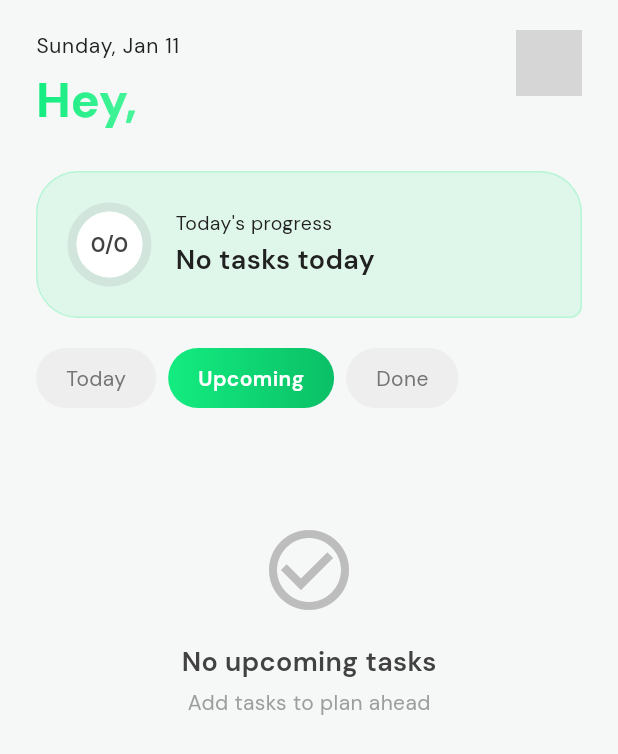
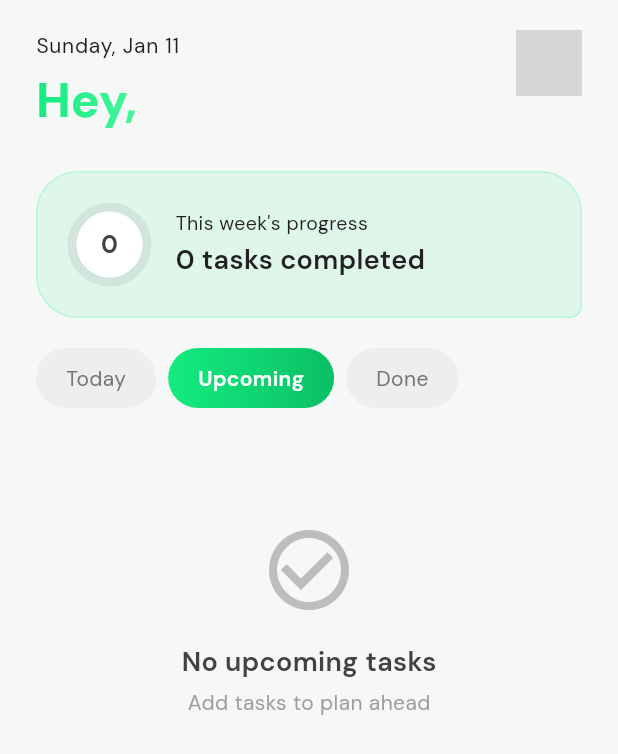
Before and after one commit to bencircadian/Divvy, a Flutter app: the HomeScreen screen opened directly, after a tap on "Upcoming", on a phone screen of 412 x 824 dp. Shown: the top 754 px of the screen. Run offline on Flutter 3.47's test engine with Material 3 defaults, Android fonts, the phone set to English and light mode, and no system bars; our stand-ins replace app_links, connectivity_plus, flutter_svg, go_router, google_fonts, google_sign_in and 4 more; accounts and stored records are empty; network calls fail; grey boxes are pictures that could not be loaded.

Commit message:
Fix task loading and add weekly progress stats
- Fix tasks not loading due to RLS blocking profile joins
- Remove profile joins from task query (RLS on profiles table was blocking)
- Fix task loading timing - load when household becomes available
- Update progress blob to show weekly stats instead of daily
- Add per-person task completion breakdown
- Load dashboard data alongside tasks for weekly counts

Co-Authored-By: Claude Opus 4.5 <noreply@anthropic.com>

```diff
--- a/lib/providers/task_provider.dart
+++ b/lib/providers/task_provider.dart
@@ -165,12 +165,7 @@ class TaskProvider extends ChangeNotifier {
     try {
       final response = await SupabaseService.client
           .from('tasks')
-          .select('''
-            *,
-            assigned_profile:profiles!assigned_to(display_name),
-            created_profile:profiles!created_by(display_name),
-            completed_profile:profiles!completed_by(display_name)
-          ''')
+          .select('*')
           .eq('household_id', householdId)
           .order('due_date', ascending: true, nullsFirst: false)
           .order('created_at', ascending: false);
@@ -192,9 +187,9 @@ class TaskProvider extends ChangeNotifier {
       final cachedTasks = CacheService.getCachedTasks();
       if (cachedTasks.isNotEmpty) {
         _tasks = cachedTasks;
-        _errorMessage = null;
+        _errorMessage = 'Using cached data: $e';
       } else {
-        _errorMessage = 'Failed to load tasks';
+        _errorMessage = 'Failed to load tasks: $e';
       }
       _isLoading = false;
       notifyListeners();
--- a/lib/screens/home/home_screen.dart
+++ b/lib/screens/home/home_screen.dart
@@ -8,6 +8,7 @@ import 'package:provider/provider.dart';
 import '../../config/app_theme.dart';
 import '../../models/task.dart';
 import '../../providers/auth_provider.dart';
+import '../../providers/dashboard_provider.dart';
 import '../../providers/household_provider.dart';
 import '../../providers/notification_provider.dart';
 import '../../providers/task_provider.dart';
@@ -24,6 +25,7 @@ class HomeScreen extends StatefulWidget {
 class _HomeScreenState extends State<HomeScreen> with TickerProviderStateMixin {
   String _activeTab = 'today';
   late AnimationController _blobController;
+  String? _lastLoadedHouseholdId;
 
   @override
   void initState() {
@@ -34,7 +36,6 @@ class _HomeScreenState extends State<HomeScreen> with TickerProviderStateMixin {
     )..repeat();
 
     WidgetsBinding.instance.addPostFrameCallback((_) {
-      _loadTasks();
       context.read<NotificationProvider>().loadNotifications();
     });
   }
@@ -45,17 +46,15 @@ class _HomeScreenState extends State<HomeScreen> with TickerProviderStateMixin {
     super.dispose();
   }
 
-  void _loadTasks() {
-    final householdId = context.read<HouseholdProvider>().currentHousehold?.id;
-    if (householdId != null) {
-      context.read<TaskProvider>().loadTasks(householdId);
-    }
-  }
-
   List<Task> _getFilteredTasks(TaskProvider taskProvider) {
     switch (_activeTab) {
       case 'today':
-        return taskProvider.tasksDueToday.where((t) => !t.isCompleted).toList();
+        // Include tasks due today AND tasks without due dates (anytime tasks)
+        final todayTasks = taskProvider.incompleteTodayTasks;
+        final anytimeTasks = taskProvider.pendingTasks
+            .where((t) => t.dueDate == null)
+            .toList();
+        return [...todayTasks, ...anytimeTasks];
       case 'upcoming':
         return taskProvider.upcomingUniqueTasks;
       case 'done':
@@ -71,17 +70,29 @@ class _HomeScreenState extends State<HomeScreen> with TickerProviderStateMixin {
     final householdProvider = context.watch<HouseholdProvider>();
     final taskProvider = context.watch<TaskProvider>();
     final authProvider = context.watch<AuthProvider>();
+    final dashboardProvider = context.watch<DashboardProvider>();
     final household = householdProvider.currentHousehold;
 
     if (household == null) {
       return const Center(child: CircularProgressIndicator());
     }
 
+    // Load tasks and dashboard data when household becomes available or changes
+    if (_lastLoadedHouseholdId != household.id) {
+      _lastLoadedHouseholdId = household.id;
+      WidgetsBinding.instance.addPostFrameCallback((_) {
+        taskProvider.loadTasks(household.id);
+        dashboardProvider.loadDashboardData(household.id);
+      });
+    }
+
     final filteredTasks = _getFilteredTasks(taskProvider);
     final pendingCount = taskProvider.pendingTasks.length;
     final completedCount = taskProvider.completedTasks.length;
-    final totalTodayTasks = taskProvider.tasksDueToday.length;
-    final completedTodayTasks = taskProvider.tasksDueToday.where((t) => t.isCompleted).length;
+
+    // Weekly completed tasks count
+    final weeklyCompletedTotal = dashboardProvider.taskCounts.values.fold(0, (a, b) => a + b);
+    final weeklyGoal = 20; // Could make this configurable
 
     return Scaffold(
       backgroundColor: isDark ? AppColors.backgroundDark : null,
@@ -110,7 +121,10 @@ class _HomeScreenState extends State<HomeScreen> with TickerProviderStateMixin {
           RefreshIndicator(
             onRefresh: () async {
               await householdProvider.loadUserHousehold();
-              _loadTasks();
+              if (household != null) {
+                await taskProvider.loadTasks(household.id);
+                await dashboardProvider.loadDashboardData(household.id);
+              }
             },
             child: ListView(
               padding: EdgeInsets.zero,
@@ -118,12 +132,14 @@ class _HomeScreenState extends State<HomeScreen> with TickerProviderStateMixin {
                 // Header
                 _buildHeader(context, authProvider, isDark),
 
-                // Progress blob
+                // Progress blob with weekly stats
                 _buildProgressBlob(
                   context,
-                  completedTodayTasks,
-                  totalTodayTasks,
+                  weeklyCompletedTotal,
+                  weeklyGoal,
                   isDark,
+                  dashboardProvider,
+                  householdProvider.members,
                 ),
 
                 // Tab pills
@@ -281,22 +297,12 @@ class _HomeScreenState extends State<HomeScreen> with TickerProviderStateMixin {
   Widget _buildProgressBlob(
     BuildContext context,
     int completed,
-    int total,
+    int goal,
     bool isDark,
+    DashboardProvider dashboardProvider,
+    List members,
   ) {
-    final progress = total > 0 ? completed / total : 0.0;
-    final progressDegrees = progress * 360;
-
-    String message;
-    if (total == 0) {
-      message = 'No tasks today';
-    } else if (progress == 1) {
-      message = 'All done!';
-    } else if (progress >= 0.5) {
-      message = 'Keep it up!';
-    } else {
-      message = "Let's get started";
-    }
+    final progress = goal > 0 ? (completed / goal).clamp(0.0, 1.0) : 0.0;
 
     return Padding(
       padding: const EdgeInsets.fromLTRB(24, 24, 24, 0),
@@ -318,7 +324,10 @@ class _HomeScreenState extends State<HomeScreen> with TickerProviderStateMixin {
                 : AppColors.primary.withValues(alpha: 0.2),
           ),
         ),
-        child: Row(
+        child: Column(
+          crossAxisAlignment: CrossAxisAlignment.start,
+          children: [
+            Row(
               children: [
                 // Circular progress
                 SizedBox(
@@ -342,10 +351,10 @@ class _HomeScreenState extends State<HomeScreen> with TickerProviderStateMixin {
                         ),
                         child: Center(
                           child: Text(
-                        '$completed/$total',
+                            '$completed',
                             style: TextStyle(
-                          fontSize: 14,
-                          fontWeight: FontWeight.w600,
+                              fontSize: 16,
+                              fontWeight: FontWeight.bold,
                               color: isDark ? AppColors.textPrimary : Colors.grey[800],
                             ),
                           ),
@@ -355,11 +364,12 @@ class _HomeScreenState extends State<HomeScreen> with TickerProviderStateMixin {
                   ),
                 ),
                 const SizedBox(width: 16),
-            Column(
+                Expanded(
+                  child: Column(
                     crossAxisAlignment: CrossAxisAlignment.start,
                     children: [
                       Text(
-                  "Today's progress",
+                        "This week's progress",
                         style: TextStyle(
                           fontSize: 13,
                           color: isDark
@@ -369,7 +379,7 @@ class _HomeScreenState extends State<HomeScreen> with TickerProviderStateMixin {
                       ),
                       const SizedBox(height: 2),
                       Text(
-                  '$message ${progress >= 0.5 && total > 0 ? "" : ""}',
+                        '$completed tasks completed',
                         style: TextStyle(
                           fontSize: 18,
                           fontWeight: FontWeight.w600,
@@ -378,6 +388,56 @@ class _HomeScreenState extends State<HomeScreen> with TickerProviderStateMixin {
                       ),
                     ],
                   ),
+                ),
+              ],
+            ),
+            // Per-person breakdown
+            if (dashboardProvider.taskCounts.isNotEmpty) ...[
+              const SizedBox(height: 16),
+              Wrap(
+                spacing: 12,
+                runSpacing: 8,
+                children: members.map((member) {
+                  final count = dashboardProvider.taskCounts[member.userId] ?? 0;
+                  final name = member.displayName ?? 'Unknown';
+                  return Container(
+                    padding: const EdgeInsets.symmetric(horizontal: 12, vertical: 6),
+                    decoration: BoxDecoration(
+                      color: isDark
+                          ? Colors.white.withValues(alpha: 0.08)
+                          : Colors.white.withValues(alpha: 0.8),
+                      borderRadius: BorderRadius.circular(20),
+                    ),
+                    child: Row(
+                      mainAxisSize: MainAxisSize.min,
+                      children: [
+                        CircleAvatar(
+                          radius: 10,
+                          backgroundColor: AppColors.primary.withValues(alpha: 0.2),
+                          child: Text(
+                            name[0].toUpperCase(),
+                            style: TextStyle(
+                              fontSize: 10,
+                              fontWeight: FontWeight.bold,
+                              color: AppColors.primary,
+                            ),
+                          ),
+                        ),
+                        const SizedBox(width: 6),
+                        Text(
+                          '$name: $count',
+                          style: TextStyle(
+                            fontSize: 13,
+                            fontWeight: FontWeight.w500,
+                            color: isDark ? AppColors.textPrimary : Colors.grey[800],
+                          ),
+                        ),
+                      ],
+                    ),
+                  );
+                }).toList(),
+              ),
+            ],
           ],
         ),
       ),
```
Lines whose indentation alone changed are shown as unchanged.
